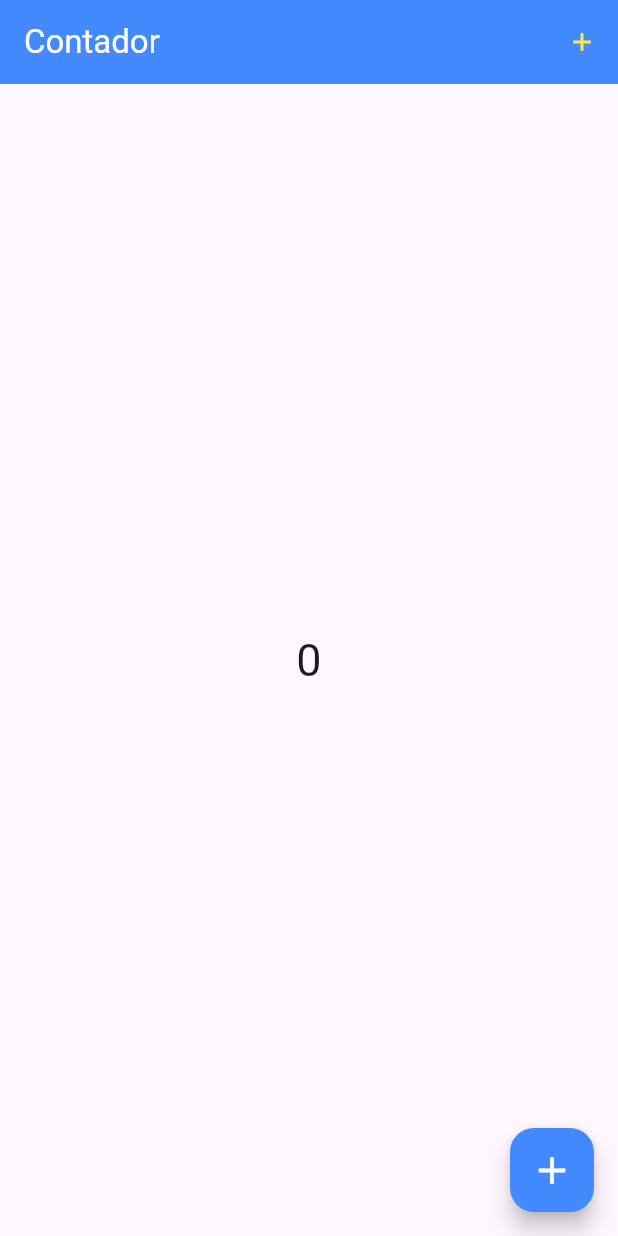
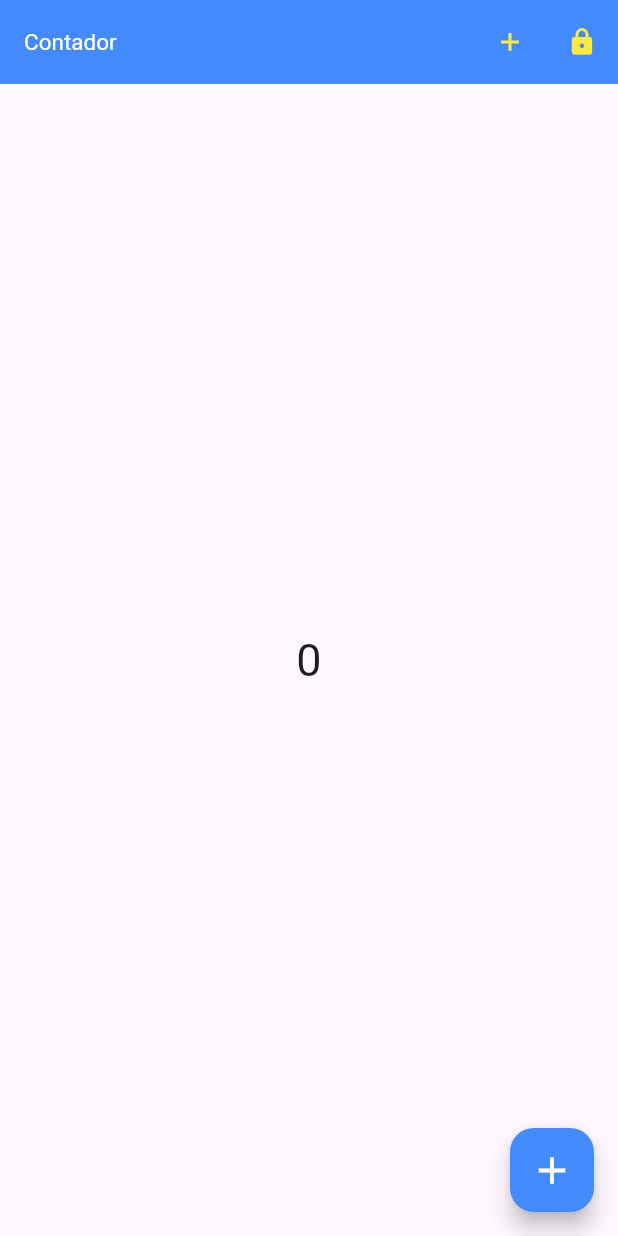
Before and after one commit to victorsouza-js/aula_flutter, a Flutter app: the screen it shows after launch, on a phone screen of 412 x 824 dp. Run offline on Flutter 3.47's test engine with Material 3 defaults, Android fonts, the phone set to English and light mode, and no system bars.

Commit message:
add icon

```diff
--- a/lib/home_page.dart
+++ b/lib/home_page.dart
@@ -38,10 +38,11 @@ void increment(){
         actions: [
 
           IconButton(onPressed: (){}, icon: Icon(Icons.add, size: 20, color: Colors.yellow),),
+          IconButton(onPressed: (){}, icon: Icon(Icons.lock, size: 20, color: Colors.yellow),),
 
         ],
 
-        title: Text('Contador',style: TextStyle(color: Colors.white),),
+        title: Text('Contador',style: TextStyle(color: Colors.white,fontSize: 15),),
         backgroundColor: Colors.blueAccent,
 
       ),
```
